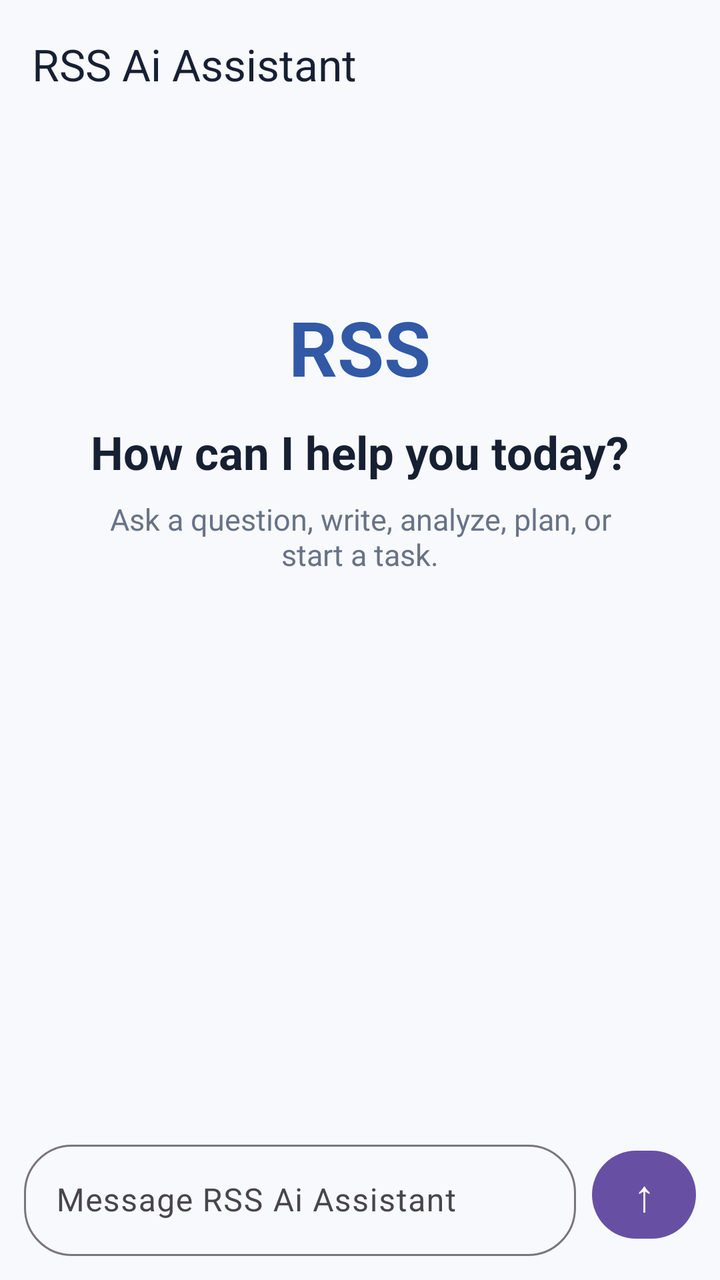
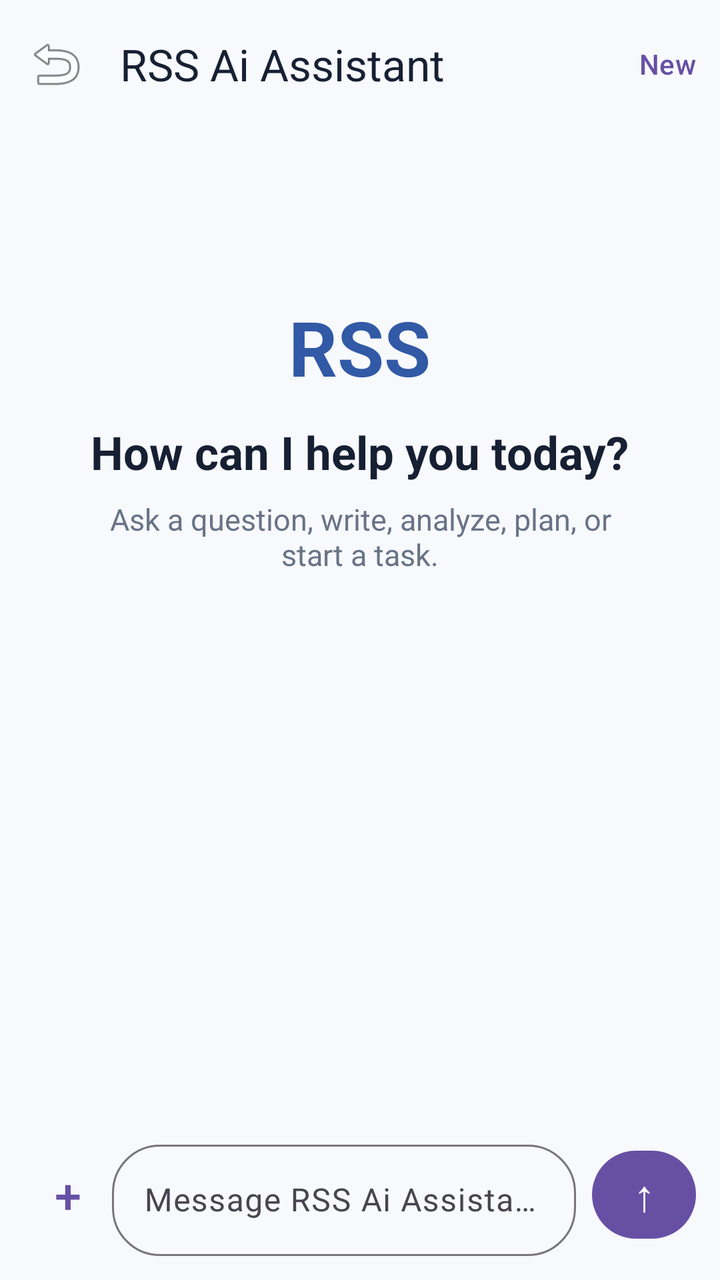

An Android layout rendered at two revisions. The XML below is the earlier revision; the diff shows what the commit changed to produce the second picture.
<!-- AndroidManifest.xml: application theme AppTheme -->
<!-- res/layout/activity_main.xml -->
<?xml version="1.0" encoding="utf-8"?>
<LinearLayout xmlns:android="http://schemas.android.com/apk/res/android"
    xmlns:app="http://schemas.android.com/apk/res-auto"
    android:layout_width="match_parent"
    android:layout_height="match_parent"
    android:background="#F7F9FC"
    android:orientation="vertical">

    <com.google.android.material.appbar.MaterialToolbar
        android:id="@+id/toolbar"
        android:layout_width="match_parent"
        android:layout_height="64dp"
        android:background="#F7F9FC"
        app:title="RSS Ai Assistant"
        app:titleTextColor="#172033" />

    <ScrollView
        android:id="@+id/message_scroll"
        android:layout_width="match_parent"
        android:layout_height="0dp"
        android:layout_weight="1"
        android:fillViewport="true"
        android:clipToPadding="false"
        android:paddingStart="16dp"
        android:paddingEnd="16dp"
        android:paddingTop="12dp"
        android:paddingBottom="12dp">

        <LinearLayout
            android:id="@+id/message_container"
            android:layout_width="match_parent"
            android:layout_height="wrap_content"
            android:orientation="vertical">

            <LinearLayout
                android:id="@+id/empty_state"
                android:layout_width="match_parent"
                android:layout_height="wrap_content"
                android:layout_marginTop="48dp"
                android:gravity="center"
                android:orientation="vertical"
                android:padding="24dp">

                <TextView
                    android:layout_width="wrap_content"
                    android:layout_height="wrap_content"
                    android:text="RSS"
                    android:textColor="#3159A6"
                    android:textSize="38sp"
                    android:textStyle="bold" />

                <TextView
                    android:layout_width="wrap_content"
                    android:layout_height="wrap_content"
                    android:layout_marginTop="12dp"
                    android:text="How can I help you today?"
                    android:textColor="#172033"
                    android:textSize="23sp"
                    android:textStyle="bold" />

                <TextView
                    android:layout_width="match_parent"
                    android:layout_height="wrap_content"
                    android:layout_marginTop="8dp"
                    android:gravity="center"
                    android:text="Ask a question, write, analyze, plan, or start a task."
                    android:textColor="#687386"
                    android:textSize="15sp" />
            </LinearLayout>
        </LinearLayout>
    </ScrollView>

    <LinearLayout
        android:layout_width="match_parent"
        android:layout_height="wrap_content"
        android:gravity="center_vertical"
        android:orientation="horizontal"
        android:paddingStart="12dp"
        android:paddingEnd="12dp"
        android:paddingTop="8dp"
        android:paddingBottom="12dp">

        <com.google.android.material.textfield.TextInputLayout
            android:id="@+id/message_input_layout"
            android:layout_width="0dp"
            android:layout_height="wrap_content"
            android:layout_weight="1"
            android:hint="Message RSS Ai Assistant"
            app:boxCornerRadiusBottomEnd="24dp"
            app:boxCornerRadiusBottomStart="24dp"
            app:boxCornerRadiusTopEnd="24dp"
            app:boxCornerRadiusTopStart="24dp">

            <com.google.android.material.textfield.TextInputEditText
                android:id="@+id/message_input"
                android:layout_width="match_parent"
                android:layout_height="wrap_content"
                android:imeOptions="actionSend"
                android:inputType="textCapSentences|textMultiLine"
                android:maxLines="5"
                android:minHeight="52dp" />
        </com.google.android.material.textfield.TextInputLayout>

        <com.google.android.material.button.MaterialButton
            android:id="@+id/send_button"
            android:layout_width="52dp"
            android:layout_height="52dp"
            android:layout_marginStart="8dp"
            android:minWidth="0dp"
            android:padding="0dp"
            android:text="↑"
            android:textSize="22sp" />
    </LinearLayout>
</LinearLayout>
<!-- resources referenced by this layout -->
<resources>
  <style name="AppTheme" parent="Base.AppTheme" />
  <style name="Base.AppTheme" parent="Theme.Material3.DayNight.NoActionBar">
      
      
    </style>
</resources>

<!-- the commit's change to res/layout/activity_main.xml (unified diff, before → after) -->
@@ -11,8 +11,20 @@
         android:layout_width="match_parent"
         android:layout_height="64dp"
         android:background="#F7F9FC"
+        app:navigationIcon="@android:drawable/ic_menu_revert"
         app:title="RSS Ai Assistant"
-        app:titleTextColor="#172033" />
+        app:titleTextColor="#172033">
+
+        <com.google.android.material.button.MaterialButton
+            android:id="@+id/new_chat_button"
+            style="@style/Widget.Material3.Button.TextButton"
+            android:layout_width="wrap_content"
+            android:layout_height="48dp"
+            android:layout_gravity="end|center_vertical"
+            android:minWidth="0dp"
+            android:text="New"
+            android:textAllCaps="false" />
+    </com.google.android.material.appbar.MaterialToolbar>
 
     <ScrollView
         android:id="@+id/message_scroll"
@@ -80,6 +92,16 @@
         android:paddingTop="8dp"
         android:paddingBottom="12dp">
 
+        <com.google.android.material.button.MaterialButton
+            android:id="@+id/attach_button"
+            style="@style/Widget.Material3.Button.TextButton"
+            android:layout_width="44dp"
+            android:layout_height="52dp"
+            android:minWidth="0dp"
+            android:padding="0dp"
+            android:text="+"
+            android:textSize="24sp" />
+
         <com.google.android.material.textfield.TextInputLayout
             android:id="@+id/message_input_layout"
             android:layout_width="0dp"
